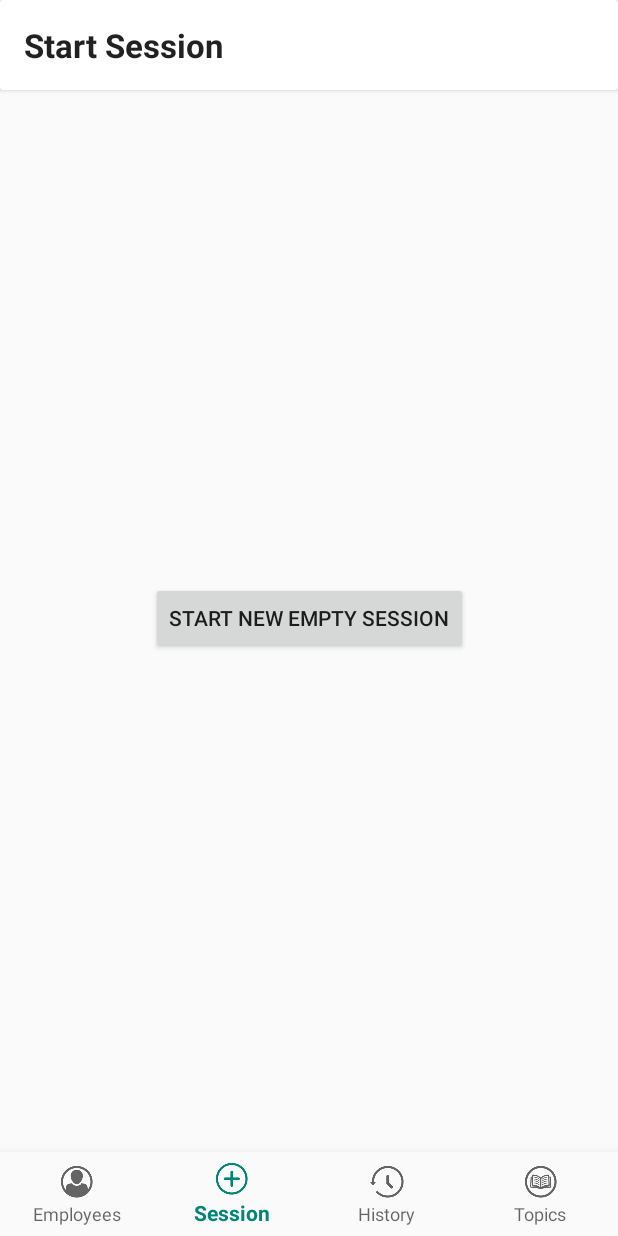
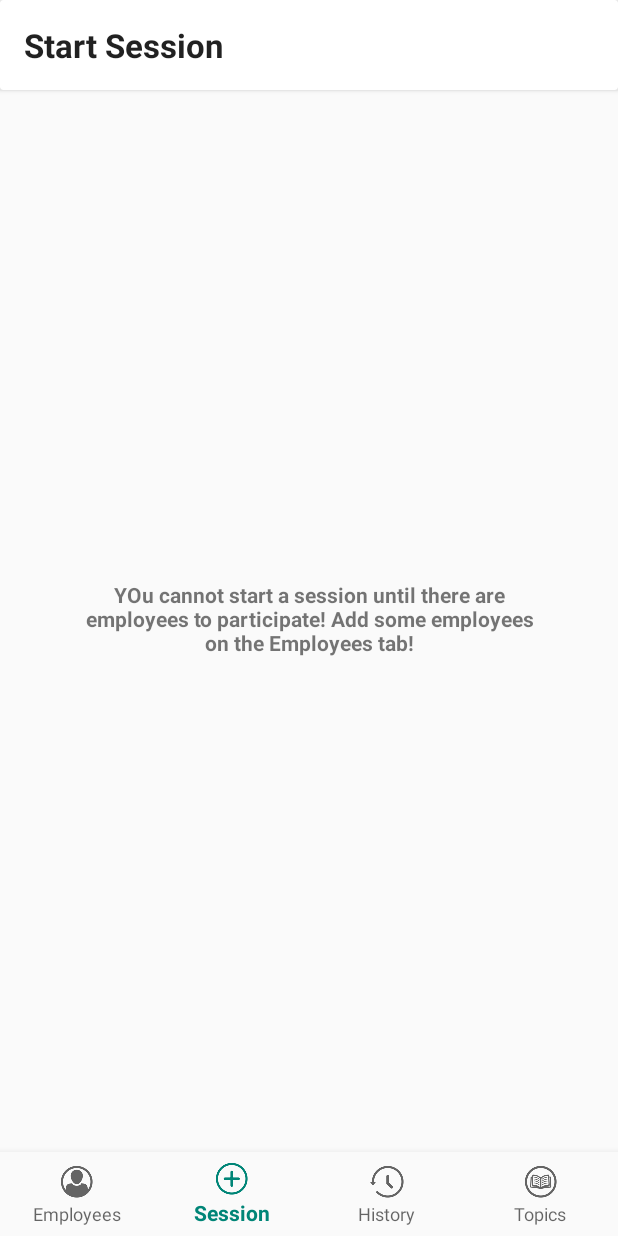
Before and after one commit to wilsam239/VeriTendance, an Android app: the screen it shows after launch (MainActivity), item 2 of the bottom bar chosen, on a phone screen of 412 x 824 dp. Run offline under Robolectric (Android 15) with nearby library versions, the light colour scheme and no system bars.

Commit message:
Added some messages that display if their are no employees/sessions
Sets the visibility property of the text views to invisible once employees/sessions have been cerated

```diff
--- a/app/src/main/java/com/example/veritendance/MainActivity.java
+++ b/app/src/main/java/com/example/veritendance/MainActivity.java
@@ -21,6 +21,8 @@ public class MainActivity extends AppCompatActivity {
     public historyFragment historyTab = null;
     public topicsFragment topicsTab = null;
     public newSessionFragment sessionTab = null;
+
+    private BottomNavigationView bottomNavigationView;
 
     private BottomNavigationView.OnNavigationItemSelectedListener mOnNavigationItemSelectedListener
             = new BottomNavigationView.OnNavigationItemSelectedListener() {
@@ -92,14 +94,14 @@ public class MainActivity extends AppCompatActivity {
         // Start a fragment transaction
         FragmentTransaction ft = getSupportFragmentManager().beginTransaction();
         // Set the navigation item
-        BottomNavigationView navigation = findViewById(R.id.navigation);
+        bottomNavigationView = findViewById(R.id.navigation);
         // Set the item selected listener
-        navigation.setOnNavigationItemSelectedListener(mOnNavigationItemSelectedListener);
+        bottomNavigationView.setOnNavigationItemSelectedListener(mOnNavigationItemSelectedListener);
         // Create each tab
         employeeTab = new employeeFragment();
         historyTab = new historyFragment();
         topicsTab = new topicsFragment();
-        sessionTab = new newSessionFragment(this, historyTab, topicsTab, employeeTab.getEmployeesList());
+        sessionTab = new newSessionFragment(historyTab, topicsTab, employeeTab.getEmployeesList());
         // Set the current tab to the employee tab
         currentFragment = employeeTab;
         // Replace the contents of the container with the new fragment
@@ -107,8 +109,4 @@ public class MainActivity extends AppCompatActivity {
         // Complete the changes added above
         ft.commit();
     }
-
-    /*public changeNavItem(int id) {
-
-    }*/
 }
--- a/app/src/main/java/com/example/veritendance/employeeFragments/employeeFragment.java
+++ b/app/src/main/java/com/example/veritendance/employeeFragments/employeeFragment.java
@@ -9,6 +9,7 @@ import android.support.v7.widget.RecyclerView;
 import android.view.LayoutInflater;
 import android.view.View;
 import android.view.ViewGroup;
+import android.widget.TextView;
 
 import com.example.veritendance.R;
 
@@ -36,6 +37,9 @@ public class employeeFragment extends Fragment implements View.OnClickListener {
         // Create the floating action button and set it a listener
         FloatingActionButton addNewEmployee = view.findViewById(R.id.newEmployeeButton);
         addNewEmployee.setOnClickListener(this);
+
+        TextView noEmployees = view.findViewById(R.id.noEmployees);
+        noEmployees.setVisibility(employeeList.size() == 0 ? View.VISIBLE : View.INVISIBLE);
 
         // Create the recycler view and connect it to adapter and layout manager
         this.employees = view.findViewById(R.id.employees);
@@ -69,10 +73,10 @@ public class employeeFragment extends Fragment implements View.OnClickListener {
 
     public void initialiseEmployees() {
         // Create a few employees for startup
-        this.employeeList.add(new employee("Sam Williamson", "sam.williamson@best.com.au", "Support Officer"));
+        /*this.employeeList.add(new employee("Sam Williamson", "sam.williamson@best.com.au", "Support Officer"));
         this.employeeList.add(new employee("Steve Rogers", "steve.rogers@avengers.com.au", "Captain America"));
         this.employeeList.add(new employee("Tony Stark", "tony.stark@starkindustries.com.au", "Iron Man"));
-        this.employeeList.add(new employee("Peter Parker", "peter.parker@starkindustries.com.au", "Student/Intern"));
+        this.employeeList.add(new employee("Peter Parker", "peter.parker@starkindustries.com.au", "Student/Intern"));*/
 
     }
 }
--- a/app/src/main/java/com/example/veritendance/historyFragments/historyFragment.java
+++ b/app/src/main/java/com/example/veritendance/historyFragments/historyFragment.java
@@ -7,6 +7,7 @@ import android.support.v7.widget.RecyclerView;
 import android.view.LayoutInflater;
 import android.view.View;
 import android.view.ViewGroup;
+import android.widget.TextView;
 
 import com.example.veritendance.R;
 import com.example.veritendance.sessionFragments.*;
@@ -36,7 +37,8 @@ public class historyFragment extends Fragment {
         this.sessions = view.findViewById(R.id.history);
         RecyclerView.LayoutManager mLayoutManager = new LinearLayoutManager(parent.getContext());
         this.sessions.setLayoutManager(mLayoutManager);
-
+        TextView noSession = (TextView) view.findViewById(R.id.noHistory);
+        noSession.setVisibility(sessionList.size() == 0 ? View.VISIBLE : View.INVISIBLE);
         //adapter = new historyAdapter(sessionFragmentList);
         adapter = new historyAdapter(sessionList);
         this.sessions.setAdapter(adapter);
--- a/app/src/main/java/com/example/veritendance/sessionFragments/newSessionFragment.java
+++ b/app/src/main/java/com/example/veritendance/sessionFragments/newSessionFragment.java
@@ -8,6 +8,7 @@ import android.view.LayoutInflater;
 import android.view.View;
 import android.view.ViewGroup;
 import android.widget.Button;
+import android.widget.TextView;
 
 import com.example.veritendance.MainActivity;
 import com.example.veritendance.R;
@@ -21,23 +22,24 @@ public class newSessionFragment extends Fragment implements View.OnClickListener
     public MainActivity parent;
     public historyFragment historyTab;
     public topicsFragment topicsTab;
-    public MainActivity main;
 
     private ArrayList<employee> employees;
 
     @SuppressLint("ValidFragment")
-    public newSessionFragment(MainActivity m, historyFragment p, topicsFragment t, ArrayList<employee> employees) {
+    public newSessionFragment(historyFragment p, topicsFragment t, ArrayList<employee> employees) {
         historyTab = p;
         topicsTab = t;
         this.employees = employees;
-        main = m;
     }
 
     @Override
     public View onCreateView(LayoutInflater inflater, ViewGroup parent, Bundle savedInstanceState) {
         View view = inflater.inflate(R.layout.activity_new_session, parent, false);
+        TextView noEmployee = view.findViewById(R.id.noEmployeesSession);
+        noEmployee.setVisibility(employees.size() == 0 ? View.VISIBLE : View.INVISIBLE);
         Button addEmptySession = view.findViewById(R.id.addEmptySessionButton);
-        addEmptySession.setOnClickListener(this);
+        addEmptySession.setVisibility(employees.size() == 0 ? View.INVISIBLE : View.VISIBLE);
+        if(employees.size() != 0) addEmptySession.setOnClickListener(this);
         return view;
     }
 
@@ -48,7 +50,6 @@ public class newSessionFragment extends Fragment implements View.OnClickListener
 
     @Override
     public void onClick(View v) {
-
         // Begin a fragment transaction
         FragmentTransaction ft = getFragmentManager().beginTransaction();
         ft.replace(R.id.fragment_container, new sessionFragment(this, employees)).commit();
--- a/app/src/main/java/com/example/veritendance/sessionFragments/sessionFragment.java
+++ b/app/src/main/java/com/example/veritendance/sessionFragments/sessionFragment.java
@@ -87,8 +87,6 @@ public class sessionFragment extends Fragment implements View.OnClickListener {
             case R.id.finishSession:
                 currentSession.setEndDate(new Date(System.currentTimeMillis()));
                 currentSession.setEndTime(formatter.format(currentSession.getEndDate()));
-                //endTime = new Date(System.currentTimeMillis());
-                //endTimeStr = formatter.format(endTime);
                 // Begin a fragment transaction
                 FragmentTransaction ft = getFragmentManager().beginTransaction();
                 ft.replace(R.id.fragment_container, new sessionSummary(this, currentSession, parentFragment.historyTab, parentFragment.topicsTab)).commit();
--- a/app/src/main/java/com/example/veritendance/sessionFragments/sessionSummary.java
+++ b/app/src/main/java/com/example/veritendance/sessionFragments/sessionSummary.java
@@ -111,7 +111,7 @@ public class sessionSummary extends Fragment implements View.OnClickListener {
 
         // Begin a fragment transaction
         FragmentTransaction ft = getFragmentManager().beginTransaction();
-        ft.replace(R.id.fragment_container, h).commit();
+        ft.replace(R.id.fragment_container, parent.parentFragment).commit();
     }
 
 }
--- a/app/src/main/res/layout/activity_new_session.xml
+++ b/app/src/main/res/layout/activity_new_session.xml
@@ -23,19 +23,26 @@
             android:textStyle="bold" />
 
     </android.support.v7.widget.CardView>
+
     <Button
         android:id="@+id/addEmptySessionButton"
         android:layout_width="wrap_content"
         android:layout_height="wrap_content"
-        android:layout_marginStart="8dp"
-        android:layout_marginLeft="8dp"
-        android:layout_marginTop="8dp"
-        android:layout_marginEnd="8dp"
-        android:layout_marginRight="8dp"
-        android:layout_marginBottom="8dp"
         android:text="Start New Empty Session"
         app:layout_constraintBottom_toBottomOf="parent"
         app:layout_constraintEnd_toEndOf="parent"
         app:layout_constraintStart_toStartOf="parent"
         app:layout_constraintTop_toTopOf="parent" />
+
+    <TextView
+        android:id="@+id/noEmployeesSession"
+        android:layout_width="300dp"
+        android:layout_height="wrap_content"
+        android:gravity="center"
+        android:text="YOu cannot start a session until there are employees to participate! Add some employees on the Employees tab!"
+        android:textStyle="bold"
+        app:layout_constraintBottom_toBottomOf="parent"
+        app:layout_constraintEnd_toEndOf="parent"
+        app:layout_constraintStart_toStartOf="parent"
+        app:layout_constraintTop_toTopOf="parent" />
 </android.support.constraint.ConstraintLayout>
```
Also changed, not shown: app/src/main/res/layout/activity_employees.xml (+13 -0 lines), app/src/main/res/layout/activity_history.xml (+11 -13 lines).
